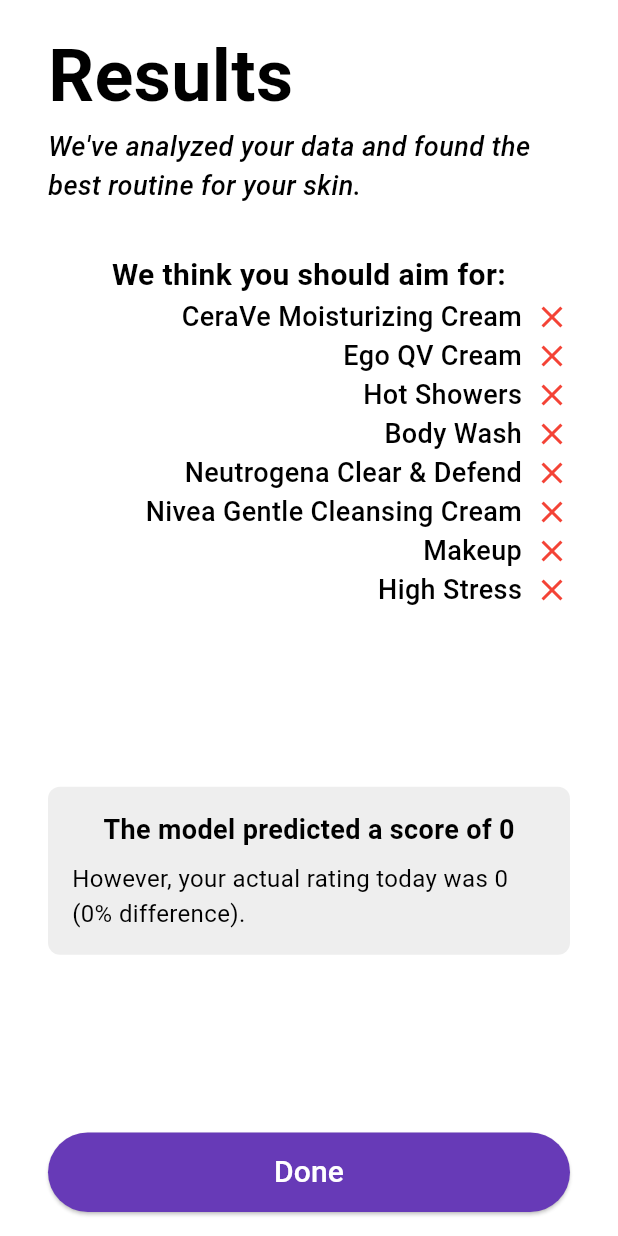
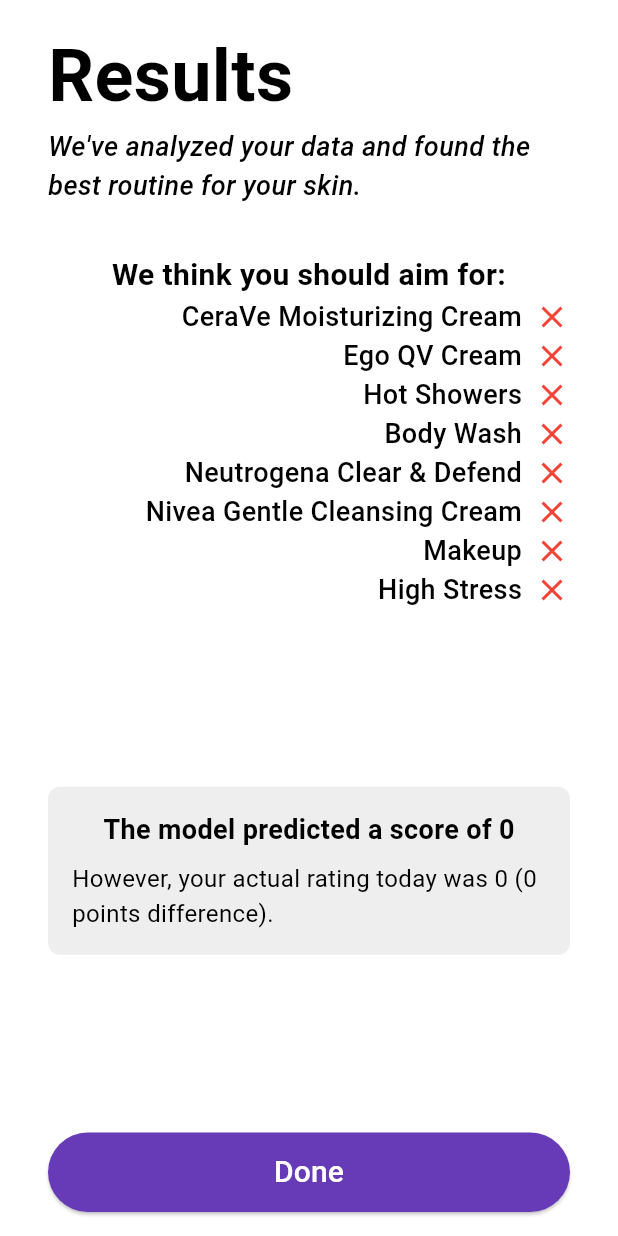
Before and after one commit to BillyJaf/hackathon_frontend, a Flutter app: the ResultsScreen screen opened directly with empty values, on a phone screen of 412 x 824 dp. Run offline on Flutter 3.47's test engine with Material 3 defaults, Android fonts, the light colour scheme and no system bars; our stand-ins replace sleek_circular_slider, sqflite; accounts and stored records are empty.

Commit message:
fixes: ui fixes

```diff
--- a/lib/screens/results_screen.dart
+++ b/lib/screens/results_screen.dart
@@ -19,7 +19,7 @@
   Widget build(BuildContext context) {
     String modelPrediction = (results.skinFeelRating * 10).toStringAsFixed(0);
     String actualRating = (recordedRating * 10).toStringAsFixed(0);
-    String difference = ((results.skinFeelRating - recordedRating).abs() * 100).toStringAsFixed(0);
+    String difference = ((results.skinFeelRating - recordedRating).abs() * 10).toStringAsFixed(0);
 
     return Scaffold(
       body: SafeArea(
@@ -84,7 +84,7 @@
                     ),
                     const SizedBox(height: 8),
                     Text(
-                      "However, your actual rating today was $actualRating ($difference% difference).",
+                      "However, your actual rating today was $actualRating ($difference points difference).",
                       style: const TextStyle(fontSize: 16),
                     ),
                   ],
```
Also changed, not shown: lib/main.dart (+4 -9 lines), lib/models/health_entry.dart (+3 -4 lines), lib/services/api_service.dart (+6 -9 lines).
